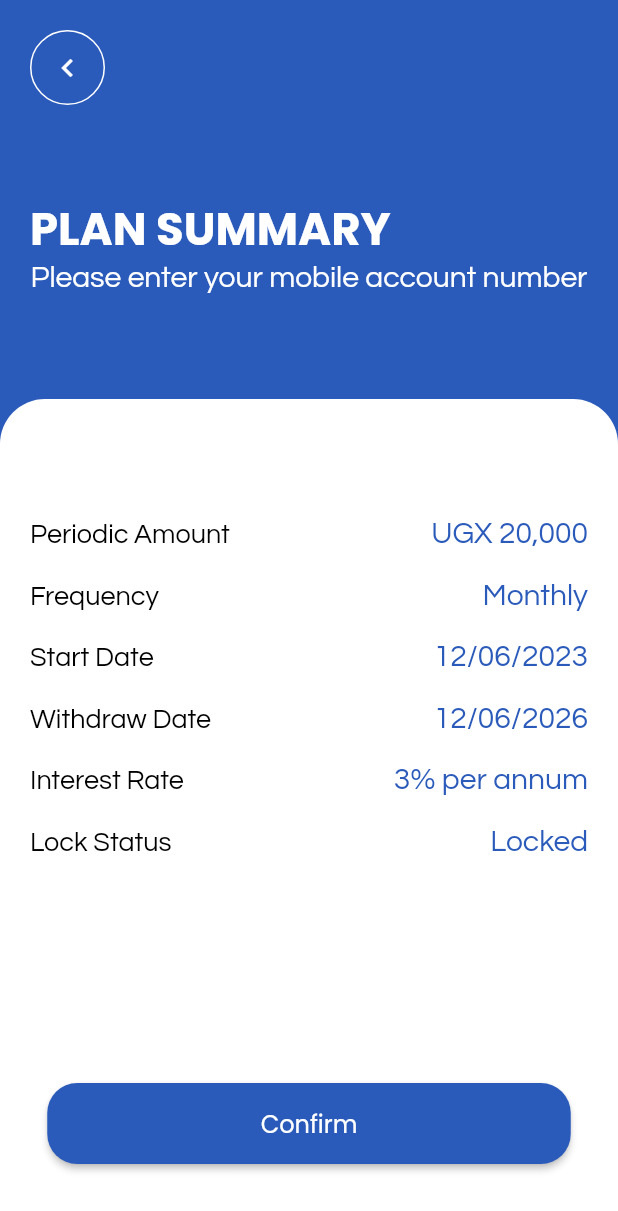
After one commit to Emmanuel-Katwebaze/finhub, a Flutter app: the PlanSummary screen opened by its route, on a phone screen of 412 x 824 dp. The commit adds this screen. Shown: the top 1211 px of the screen. Run offline on Flutter 3.47's test engine with Material 2 defaults, Android fonts, the phone set to English and light mode, and no system bars; our stand-ins replace firebase_auth, firebase_core, lottie; accounts and stored records are empty.

Commit message:
Added Plan Summary Page

```diff
--- /dev/null
+++ b/lib/components/plan_summary_row.dart
@@ -0,0 +1,38 @@
+import 'package:flutter/material.dart';
+
+class PlanSummaryRow extends StatelessWidget {
+  final String keyText;
+  final String valueText;
+
+  const PlanSummaryRow({
+    required this.keyText,
+    required this.valueText,
+  });
+
+  @override
+  Widget build(BuildContext context) {
+    return Row(
+      mainAxisAlignment: MainAxisAlignment.spaceBetween,
+      children: [
+        Text(
+          keyText,
+          style: const TextStyle(
+            fontSize: 18,
+            color: Colors.black,
+            fontFamily: 'Questrial',
+            fontWeight: FontWeight.w400,
+          ),
+        ),
+        Text(
+          valueText,
+          style: const TextStyle(
+            fontSize: 20,
+            color: Color(0xFF2B5BBA),
+            fontFamily: 'Questrial',
+            fontWeight: FontWeight.w400,
+          ),
+        ),
+      ],
+    );
+  }
+}
--- a/lib/main.dart
+++ b/lib/main.dart
@@ -5,6 +5,7 @@ import 'package:finhub/pages/congratulations_page.dart';
 import 'package:finhub/pages/enter_phone_no.dart';
 import 'package:finhub/pages/bottom_nav.dart';
 import 'package:finhub/pages/payment_method.dart';
+import 'package:finhub/pages/plan_summary.dart';
 import 'package:finhub/pages/verify_account.dart';
 import 'package:finhub/pages/dashboard.dart';
 import 'package:flutter/material.dart';
@@ -35,8 +36,9 @@ class MyApp extends StatelessWidget {
         '/payment_method': (context) => const PaymentMethod(),
         '/enter_phone': (context) => const EnterPhoneNumber(),
         '/congratulations': (context) => const CongratulationsPage(),
-        '/bank_details': (context) => const CongratulationsPage(),
+        '/bank_details': (context) => BankDetails(),
         '/bottom_nav': (context) => BottomNavigation(),
+        '/plan_summary': (context) => const PlanSummary(),
         '/dashboard': (context) => const Dashboard(),
       },
     );
--- /dev/null
+++ b/lib/pages/plan_summary.dart
@@ -0,0 +1,154 @@
+import 'package:flutter/material.dart';
+import 'package:finhub/components/plan_summary_row.dart';
+
+class PlanSummary extends StatefulWidget {
+  const PlanSummary({super.key});
+
+  @override
+  State<PlanSummary> createState() => _PlanSummaryState();
+}
+
+class _PlanSummaryState extends State<PlanSummary> {
+  bool _isLoading = false;
+
+  @override
+  Widget build(BuildContext context) {
+    return Scaffold(
+      backgroundColor: const Color(0xFF2B5BBA),
+      body: Column(
+        children: [
+          Container(
+            color: const Color(0xFF2B5BBA),
+            child: Padding(
+              padding: const EdgeInsets.all(20.0),
+              child: Column(
+                children: [
+                  Align(
+                    alignment: Alignment.centerLeft,
+                    child: Container(
+                      decoration: BoxDecoration(
+                        shape: BoxShape.circle,
+                        border: Border.all(
+                          color: Colors.white,
+                        ),
+                      ),
+                      child: IconButton(
+                        icon: const Icon(Icons.chevron_left),
+                        onPressed: () {
+                          Navigator.of(context).pop();
+                        },
+                        color: Colors.white,
+                      ),
+                    ),
+                  ),
+                  const SizedBox(
+                    height: 60,
+                  ),
+                  const Align(
+                    alignment: Alignment.centerLeft,
+                    child: Text(
+                      'PLAN SUMMARY',
+                      style: TextStyle(
+                        fontSize: 30,
+                        color: Colors.white,
+                        fontFamily: 'Poppins',
+                        fontWeight: FontWeight.w600,
+                      ),
+                    ),
+                  ),
+                  const Text(
+                    "Please enter your mobile account number",
+                    style: TextStyle(
+                        fontSize: 20,
+                        color: Colors.white,
+                        fontFamily: 'Questrial',
+                        fontWeight: FontWeight.w400),
+                  ),
+                  const SizedBox(
+                    height: 30,
+                  ),
+                ],
+              ),
+            ),
+          ),
+          const SizedBox(
+            height: 20,
+          ),
+          Expanded(
+            child: Container(
+              padding: const EdgeInsets.all(20.0),
+              decoration: const BoxDecoration(
+                color: Colors.white,
+                borderRadius: BorderRadius.only(
+                  topLeft: Radius.circular(30),
+                  topRight: Radius.circular(30),
+                ),
+              ),
+              child: Column(
+                children: [
+                  SizedBox(
+                    height: 60,
+                  ),
+                  PlanSummaryRow(
+                      keyText: "Periodic Amount", valueText: "UGX 20,000"),
+                  SizedBox(height: 20),
+                  PlanSummaryRow(keyText: "Frequency", valueText: "Monthly"),
+                  SizedBox(height: 20),
+                  PlanSummaryRow(
+                      keyText: "Start Date", valueText: "12/06/2023"),
+                  SizedBox(height: 20),
+                  PlanSummaryRow(
+                      keyText: "Withdraw Date", valueText: "12/06/2026"),
+                  SizedBox(height: 20),
+                  PlanSummaryRow(
+                      keyText: "Interest Rate", valueText: "3% per annum"),
+                  SizedBox(height: 20),
+                  PlanSummaryRow(keyText: "Lock Status", valueText: "Locked"),
+                  const SizedBox(
+                    height: 150,
+                  ),
+                  SizedBox(
+                    width: 349,
+                    height: 54,
+                    child: ElevatedButton(
+                      onPressed: () {
+                        setState(() {
+                          _isLoading = true;
+                        });
+                        // Simulating verification process
+                        Future.delayed(const Duration(seconds: 2), () {
+                          setState(() {
+                            _isLoading = false;
+                          });
+                           Navigator.pushNamed(context, '/bottom_nav');
+                        });
+                      },
+                      style: ElevatedButton.styleFrom(
+                        backgroundColor: const Color(0xFF2B5BBA),
+                        shape: RoundedRectangleBorder(
+                          borderRadius: BorderRadius.circular(20),
+                        ),
+                      ),
+                      child: _isLoading
+                          ? const CircularProgressIndicator(
+                              color: Colors.white,
+                            )
+                          : const Text(
+                              'Confirm',
+                              style: TextStyle(
+                                  fontSize: 16,
+                                  fontFamily: 'Poppins',
+                                  fontWeight: FontWeight.w400,
+                                  color: Colors.white),
+                            ),
+                    ),
+                  ),
+                ],
+              ),
+            ),
+          ),
+        ],
+      ),
+    );
+  }
+}
```
